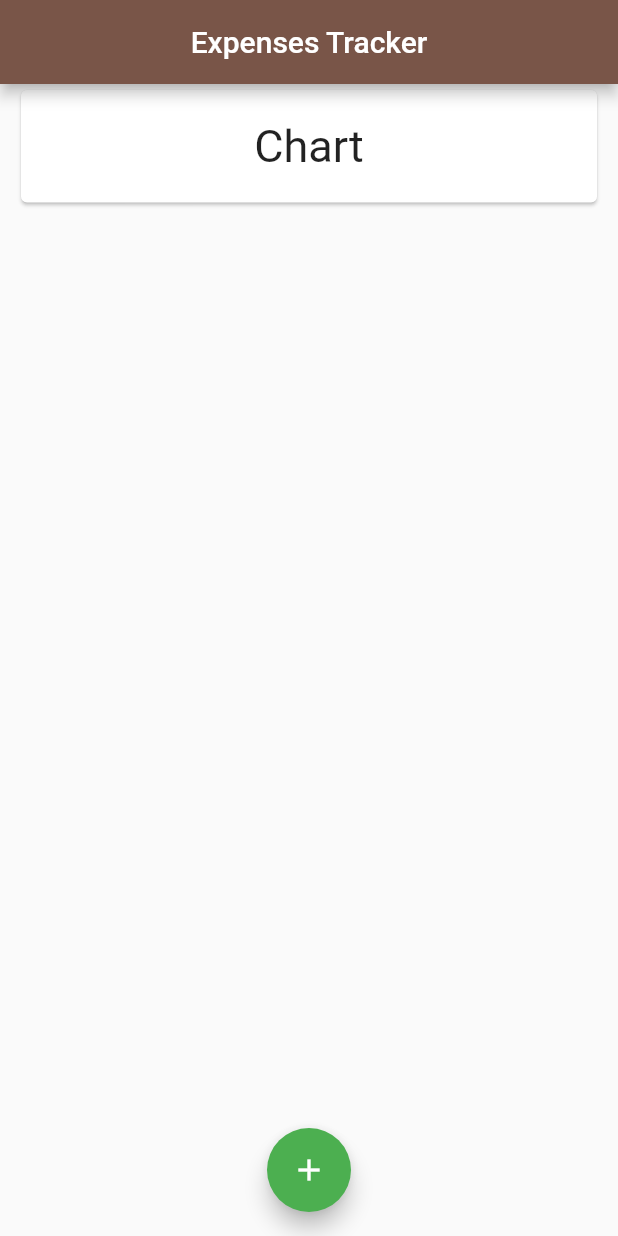
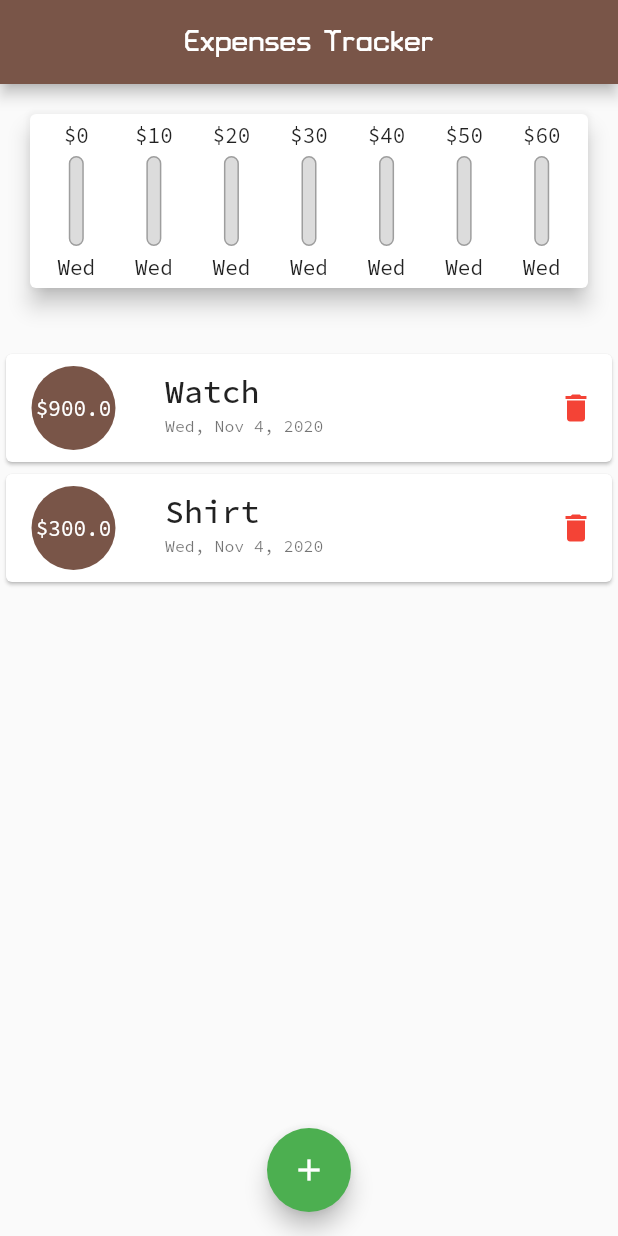
Before and after one commit to samip15/ExpensesTracker, a Flutter app: the screen it shows after launch, on a phone screen of 412 x 824 dp. Run offline on Flutter 3.47's test engine with Material 2 defaults, Android fonts, the phone set to English and light mode, and no system bars.

Commit message:
Added Chart

```diff
--- a/lib/main.dart
+++ b/lib/main.dart
@@ -1,4 +1,8 @@
+import 'package:expenses_app/model/transection.dart';
+import 'package:expenses_app/widgets/chart.dart';
 import 'package:expenses_app/widgets/new_transection.dart';
+import 'package:expenses_app/widgets/transection_list.dart';
+import 'package:flutter/cupertino.dart';
 import 'package:flutter/material.dart';
 
 void main() => runApp(MyApp());
@@ -9,7 +13,17 @@ class MyApp extends StatelessWidget {
   Widget build(BuildContext context) {
     return MaterialApp(
       debugShowCheckedModeBanner: false,
-      theme: ThemeData(primaryColor: Colors.brown, accentColor: Colors.green),
+      theme: ThemeData(
+        primaryColor: Colors.brown,
+        accentColor: Colors.green,
+        fontFamily: "SourceCodePro",
+        appBarTheme: AppBarTheme(
+            textTheme: TextTheme(
+                headline6: TextStyle(
+                    fontFamily: "TurretRoad",
+                    fontWeight: FontWeight.bold,
+                    fontSize: 20))),
+      ),
       home: ExpensePage(),
     );
   }
@@ -21,6 +35,39 @@ class ExpensePage extends StatefulWidget {
 }
 
 class _ExpensePageState extends State<ExpensePage> {
+  List<Transaction> _txList = [
+    Transaction(
+        name: "Watch",
+        price: 900.0,
+        transaction_date: DateTime.now(),
+        id: DateTime.now().toString()),
+    Transaction(
+        name: "Shirt",
+        price: 300.0,
+        transaction_date: DateTime.now(),
+        id: DateTime.now().toString()),
+  ];
+
+  /// Function {__addTx} : Adds A New Transaction
+  void _addTx(String itemName, double itemPrice, DateTime itemDate) {
+    setState(() {
+      _txList.add(Transaction(
+          name: itemName,
+          price: itemPrice,
+          transaction_date: itemDate,
+          id: itemDate.toString()));
+    });
+  }
+
+  /// Function {_deleteTx} : Deletes A  Transaction
+  void _deleteTx(String id) {
+    setState(() {
+      _txList.removeWhere((trans) {
+        return trans.id == id;
+      });
+    });
+  }
+
   @override
   Widget build(BuildContext context) {
     return Scaffold(
@@ -28,35 +75,26 @@ class _ExpensePageState extends State<ExpensePage> {
         title: Text("Expenses Tracker"),
         centerTitle: true,
       ),
-      body: Padding(
-        padding: const EdgeInsets.symmetric(horizontal: 10),
-        child: Column(
-          children: [
-            Card(
-              child: Padding(
-                padding: const EdgeInsets.all(20),
-                child: Center(
-                  child: Text(
-                    "Chart",
-                    style: TextStyle(
-                      fontSize: 30,
-                    ),
-                  ),
-                ),
-              ),
-            ),
-            SizedBox(
-              height: 20,
-            ),
-          ],
-        ),
+      body: Column(
+        children: [
+          ChartBar(),
+          SizedBox(
+            height: 20,
+          ),
+          TransactionList(
+            txList: _txList,
+            deleteTx: _deleteTx,
+          ),
+        ],
       ),
       floatingActionButton: FloatingActionButton(
         onPressed: () {
           showModalBottomSheet(
               context: context,
               builder: (bCtx) {
-                return AddTransection();
+                return AddTransection(
+                  addTransaction: _addTx,
+                );
               });
         },
         child: Icon(Icons.add),
--- /dev/null
+++ b/lib/model/transection.dart
@@ -0,0 +1,14 @@
+import 'package:flutter/foundation.dart';
+
+class Transaction {
+  String name;
+  double price;
+  DateTime transaction_date;
+  String id;
+
+  Transaction(
+      {@required this.name,
+      @required this.id,
+      @required this.price,
+      @required this.transaction_date});
+}
--- /dev/null
+++ b/lib/widgets/chart.dart
@@ -0,0 +1,50 @@
+import 'package:flutter/material.dart';
+import 'package:intl/intl.dart';
+
+class ChartBar extends StatelessWidget {
+  List<Map<String, Object>> get groupedExpenses {
+    return List.generate(7, (index) {
+      return {
+        "day": DateFormat.E().format(DateTime.now()),
+        "amount": 10 * index,
+      };
+    });
+  }
+
+  @override
+  Widget build(BuildContext context) {
+    return Card(
+      elevation: 6,
+      margin: EdgeInsets.all(20),
+      child: Padding(
+        padding: const EdgeInsets.symmetric(horizontal: 5, vertical: 5),
+        child: Row(
+            mainAxisAlignment: MainAxisAlignment.spaceAround,
+            children: groupedExpenses
+                .map(
+                  (data) => Column(
+                    children: [
+                      Text("\$${data["amount"]}"),
+                      SizedBox(
+                        height: 5,
+                      ),
+                      Container(
+                        width: 10,
+                        height: 60,
+                        decoration: BoxDecoration(
+                            border: Border.all(color: Colors.grey, width: 1),
+                            color: Color.fromRGBO(220, 220, 220, 1),
+                            borderRadius: BorderRadius.circular(10)),
+                      ),
+                      SizedBox(
+                        height: 5,
+                      ),
+                      Text("${data["day"]}")
+                    ],
+                  ),
+                )
+                .toList()),
+      ),
+    );
+  }
+}
--- /dev/null
+++ b/lib/widgets/transection_list.dart
@@ -0,0 +1,55 @@
+import 'package:expenses_app/model/transection.dart';
+import 'package:flutter/material.dart';
+import 'package:intl/intl.dart';
+
+class TransactionList extends StatelessWidget {
+  List<Transaction> txList;
+  final Function deleteTx;
+
+  TransactionList({@required this.txList, @required this.deleteTx});
+
+  @override
+  Widget build(BuildContext context) {
+    ThemeData _themeConst = Theme.of(context);
+    return Expanded(
+      child: Container(
+        child: ListView.builder(
+            itemCount: txList.length,
+            itemBuilder: (iCtx, index) {
+              return Card(
+                child: ListTile(
+                  contentPadding: const EdgeInsets.all(0),
+                  leading: CircleAvatar(
+                    backgroundColor: _themeConst.primaryColor,
+                    child: Text(
+                      "\$${txList[index].price}",
+                      style: _themeConst.textTheme.subtitle1
+                          .copyWith(fontSize: 14, color: Colors.white),
+                    ),
+                    radius: 45,
+                  ),
+                  title: Text(
+                    txList[index].name,
+                    style:
+                        _themeConst.textTheme.headline6.copyWith(fontSize: 21),
+                  ),
+                  subtitle: Text(
+                    DateFormat.yMMMEd().format(txList[index].transaction_date),
+                    style: _themeConst.textTheme.caption.copyWith(fontSize: 11),
+                  ),
+                  trailing: IconButton(
+                    icon: Icon(
+                      Icons.delete,
+                      color: Colors.red,
+                    ),
+                    onPressed: () {
+                      deleteTx(txList[index].id);
+                    },
+                  ),
+                ),
+              );
+            }),
+      ),
+    );
+  }
+}
```
Also changed, not shown: lib/widgets/new_transection.dart (+49 -6 lines), pubspec.yaml (+15 -5 lines), assets/fonts/SourceCodePro-Bold.ttf (added), assets/fonts/SourceCodePro-Medium.ttf (added), assets/fonts/SourceCodePro-Regular.ttf (added), assets/fonts/TurretRoad-Bold.ttf (added), assets/fonts/TurretRoad-Medium.ttf (added), assets/fonts/TurretRoad-Regular.ttf (added), pubspec.lock.
